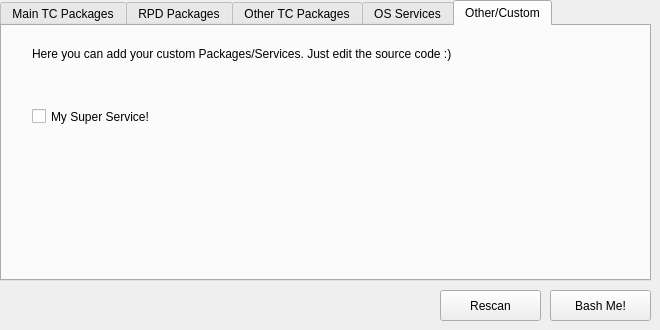
Gibbio/RPiTC_Builder, file rpitc.ui: the form before one commit.
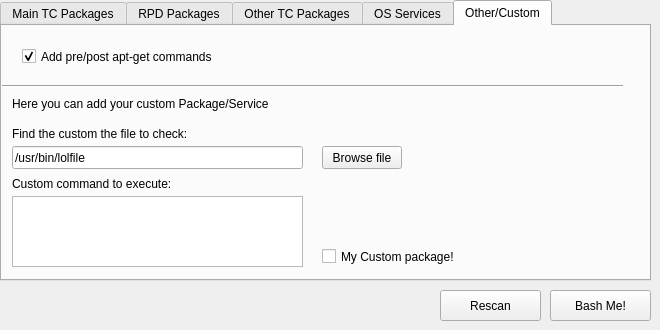
The form after the commit. The open tabs and pages were chosen to show the change. Icons and pictures are not drawn.

Commit message: Custom package check added

Diff of the .ui file:
```diff
--- a/rpitc.ui
+++ b/rpitc.ui
@@ -443,27 +443,122 @@
      <widget class="QLabel" name="label">
       <property name="geometry">
        <rect>
-        <x>30</x>
-        <y>20</y>
+        <x>10</x>
+        <y>70</y>
         <width>551</width>
         <height>16</height>
        </rect>
       </property>
       <property name="text">
-       <string>Here you can add your custom Packages/Services. Just edit the source code :)</string>
+       <string>Here you can add your custom Package/Service</string>
       </property>
      </widget>
      <widget class="QCheckBox" name="custom1_checkBox">
       <property name="geometry">
        <rect>
-        <x>30</x>
-        <y>80</y>
+        <x>320</x>
+        <y>220</y>
         <width>151</width>
         <height>21</height>
        </rect>
       </property>
       <property name="text">
-       <string>My Super Service!</string>
+       <string>My Custom package!</string>
+      </property>
+     </widget>
+     <widget class="Line" name="custom_line">
+      <property name="geometry">
+       <rect>
+        <x>0</x>
+        <y>50</y>
+        <width>621</width>
+        <height>20</height>
+       </rect>
+      </property>
+      <property name="orientation">
+       <enum>Qt::Horizontal</enum>
+      </property>
+     </widget>
+     <widget class="QCheckBox" name="aptcache_checkBox">
+      <property name="geometry">
+       <rect>
+        <x>20</x>
+        <y>20</y>
+        <width>361</width>
+        <height>21</height>
+       </rect>
+      </property>
+      <property name="text">
+       <string>Add pre/post apt-get commands</string>
+      </property>
+      <property name="icon">
+       <iconset resource="icons.qrc">
+        <normaloff>:/icons/terminal_icon.png</normaloff>:/icons/terminal_icon.png</iconset>
+      </property>
+      <property name="checked">
+       <bool>true</bool>
+      </property>
+     </widget>
+     <widget class="QLineEdit" name="customfile_lineEdit">
+      <property name="geometry">
+       <rect>
+        <x>10</x>
+        <y>120</y>
+        <width>291</width>
+        <height>23</height>
+       </rect>
+      </property>
+      <property name="text">
+       <string>/usr/bin/lolfile</string>
+      </property>
+     </widget>
+     <widget class="QPushButton" name="searchfile_pushButton">
+      <property name="geometry">
+       <rect>
+        <x>320</x>
+        <y>120</y>
+        <width>80</width>
+        <height>23</height>
+       </rect>
+      </property>
+      <property name="text">
+       <string>Browse file</string>
+      </property>
+     </widget>
+     <widget class="QLabel" name="findfile_label">
+      <property name="geometry">
+       <rect>
+        <x>10</x>
+        <y>100</y>
+        <width>391</width>
+        <height>16</height>
+       </rect>
+      </property>
+      <property name="text">
+       <string>Find the custom the file to check:</string>
+      </property>
+     </widget>
+     <widget class="QLabel" name="customcommand_label">
+      <property name="geometry">
+       <rect>
+        <x>10</x>
+        <y>150</y>
+        <width>391</width>
+        <height>16</height>
+       </rect>
+      </property>
+      <property name="text">
+       <string>Custom command to execute:</string>
+      </property>
+     </widget>
+     <widget class="QTextEdit" name="custom_textEdit">
+      <property name="geometry">
+       <rect>
+        <x>10</x>
+        <y>170</y>
+        <width>291</width>
+        <height>71</height>
+       </rect>
       </property>
      </widget>
     </widget>
```
Left out of the diff: 6 changed lines with no effect on the pictures. The commit also changes 6 other files.
